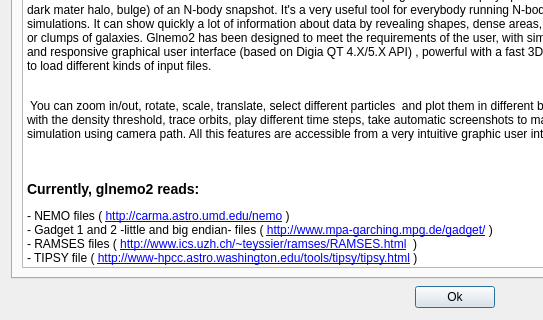
jcldc/glnemo2, file src/formhelp.ui: the form before one commit; both pictures show x 0 to 543 and y 213 to 533 of the 911 by 533 pixel window.
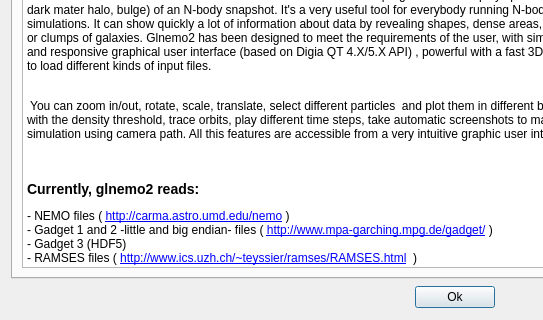
The form after the commit.

What changed in the file:
```diff
--- a/src/formhelp.ui
+++ b/src/formhelp.ui
@@ -74,6 +74,7 @@
 &lt;p style=&quot; margin-top:14px; margin-bottom:12px; margin-left:0px; margin-right:0px; -qt-block-indent:0; text-indent:0px;&quot;&gt;&lt;span style=&quot; font-size:large; font-weight:600;&quot;&gt;Currently, glnemo2 reads:&lt;/span&gt; &lt;/p&gt;
 &lt;p style=&quot; margin-top:12px; margin-bottom:0px; margin-left:0px; margin-right:0px; -qt-block-indent:0; text-indent:0px;&quot;&gt;&lt;span style=&quot; font-family:'Courier New,courier';&quot;&gt;- NEMO files ( &lt;/span&gt;&lt;a href=&quot;http://carma.astro.umd.edu/nemo&quot;&gt;&lt;span style=&quot; font-family:'Courier New,courier'; text-decoration: underline; color:#0000ff;&quot;&gt;http://carma.astro.umd.edu/nemo&lt;/span&gt;&lt;/a&gt;&lt;span style=&quot; font-family:'Courier New,courier';&quot;&gt; )&lt;/span&gt;&lt;/p&gt;
 &lt;p style=&quot; margin-top:0px; margin-bottom:0px; margin-left:0px; margin-right:0px; -qt-block-indent:0; text-indent:0px;&quot;&gt;&lt;span style=&quot; font-family:'Courier New,courier';&quot;&gt;- Gadget 1 and 2 -little and big endian- files ( &lt;/span&gt;&lt;a href=&quot;http://www.mpa-garching.mpg.de/gadget/&quot;&gt;&lt;span style=&quot; font-family:'Courier New,courier'; text-decoration: underline; color:#0000ff;&quot;&gt;http://www.mpa-garching.mpg.de/gadget/&lt;/span&gt;&lt;/a&gt;&lt;span style=&quot; font-family:'Courier New,courier';&quot;&gt; )&lt;/span&gt;&lt;/p&gt;
+&lt;p style=&quot; margin-top:0px; margin-bottom:0px; margin-left:0px; margin-right:0px; -qt-block-indent:0; text-indent:0px;&quot;&gt;&lt;span style=&quot; font-family:'Courier New,courier';&quot;&gt;- Gadget 3 (HDF5)&lt;/span&gt;&lt;/p&gt;
 &lt;p style=&quot; margin-top:0px; margin-bottom:0px; margin-left:0px; margin-right:0px; -qt-block-indent:0; text-indent:0px;&quot;&gt;&lt;span style=&quot; font-family:'Courier New,courier';&quot;&gt;- RAMSES files ( &lt;/span&gt;&lt;a href=&quot;http://www.ics.uzh.ch/~teyssier/ramses/RAMSES.html&quot;&gt;&lt;span style=&quot; font-family:'Courier New,courier'; text-decoration: underline; color:#0000ff;&quot;&gt;http://www.ics.uzh.ch/~teyssier/ramses/RAMSES.html&lt;/span&gt;&lt;/a&gt;&lt;span style=&quot; font-family:'Courier New,courier';&quot;&gt;  )&lt;/span&gt;&lt;/p&gt;
 &lt;p style=&quot; margin-top:0px; margin-bottom:0px; margin-left:0px; margin-right:0px; -qt-block-indent:0; text-indent:0px;&quot;&gt;&lt;span style=&quot; font-family:'Courier New,courier';&quot;&gt;- TIPSY file ( &lt;/span&gt;&lt;a href=&quot;http://www-hpcc.astro.washington.edu/tools/tipsy/tipsy.html&quot;&gt;&lt;span style=&quot; font-family:'Courier New,courier'; text-decoration: underline; color:#0000ff;&quot;&gt;http://www-hpcc.astro.washington.edu/tools/tipsy/tipsy.html&lt;/span&gt;&lt;/a&gt;&lt;span style=&quot; font-family:'Courier New,courier';&quot;&gt; )&lt;/span&gt;&lt;/p&gt;
 &lt;p style=&quot; margin-top:0px; margin-bottom:0px; margin-left:0px; margin-right:0px; -qt-block-indent:0; text-indent:0px;&quot;&gt;&lt;span style=&quot; font-family:'Courier New,courier';&quot;&gt;- FTM files (Clayton Heller's sph/nbody code)&lt;/span&gt;&lt;/p&gt;
@@ -347,7 +348,7 @@
 &lt;p style=&quot; margin-top:0px; margin-bottom:0px; margin-left:0px; margin-right:0px; -qt-block-indent:0; text-indent:0px;&quot;&gt;&lt;span style=&quot; font-family:'Courier New,courier';&quot;&gt;04-Nov-14 Ver 1.8.0 - major release see Changelog           JCL&lt;/span&gt;&lt;/p&gt;
 &lt;p style=&quot; margin-top:0px; margin-bottom:0px; margin-left:0px; margin-right:0px; -qt-block-indent:0; text-indent:0px;&quot;&gt;&lt;span style=&quot; font-family:'Courier New,courier';&quot;&gt;10-Feb-15 Ver 1.8.1 - bug fix release see Changelog         JCL&lt;/span&gt;&lt;/p&gt;
 &lt;p style=&quot; margin-top:0px; margin-bottom:0px; margin-left:0px; margin-right:0px; -qt-block-indent:0; text-indent:0px;&quot;&gt;&lt;span style=&quot; font-family:'Courier New,courier';&quot;&gt;14-Oct-15 Ver 1.9.0 - Fits reader, objects see Changelog    JCL&lt;/span&gt;&lt;/p&gt;
-&lt;p style=&quot; margin-top:0px; margin-bottom:12px; margin-left:0px; margin-right:0px; -qt-block-indent:0; text-indent:0px;&quot;&gt;&lt;span style=&quot; font-family:'Courier New,courier';&quot;&gt;19-Apr-16 Ver 1.10.0 - Z stretching, HDF5 support, see Changelog    JCL&lt;/span&gt;&lt;/p&gt;
+&lt;p style=&quot; margin-top:0px; margin-bottom:12px; margin-left:0px; margin-right:0px; -qt-block-indent:0; text-indent:0px;&quot;&gt;&lt;span style=&quot; font-family:'Courier New,courier';&quot;&gt;28-Apr-16 Ver 1.10.0 - Z stretching, HDF5 support, see Changelog    JCL&lt;/span&gt;&lt;/p&gt;
 &lt;p style=&quot;-qt-paragraph-type:empty; margin-top:0px; margin-bottom:12px; margin-left:0px; margin-right:0px; -qt-block-indent:0; text-indent:0px; font-family:'Courier New,courier';&quot;&gt;&lt;br /&gt;&lt;/p&gt;
 &lt;hr /&gt;
 &lt;p style=&quot; margin-top:16px; margin-bottom:12px; margin-left:0px; margin-right:0px; -qt-block-indent:0; text-indent:0px;&quot;&gt;&lt;span style=&quot; font-size:x-large; font-weight:600;&quot;&gt;Index&lt;/span&gt;&lt;/p&gt;
```
